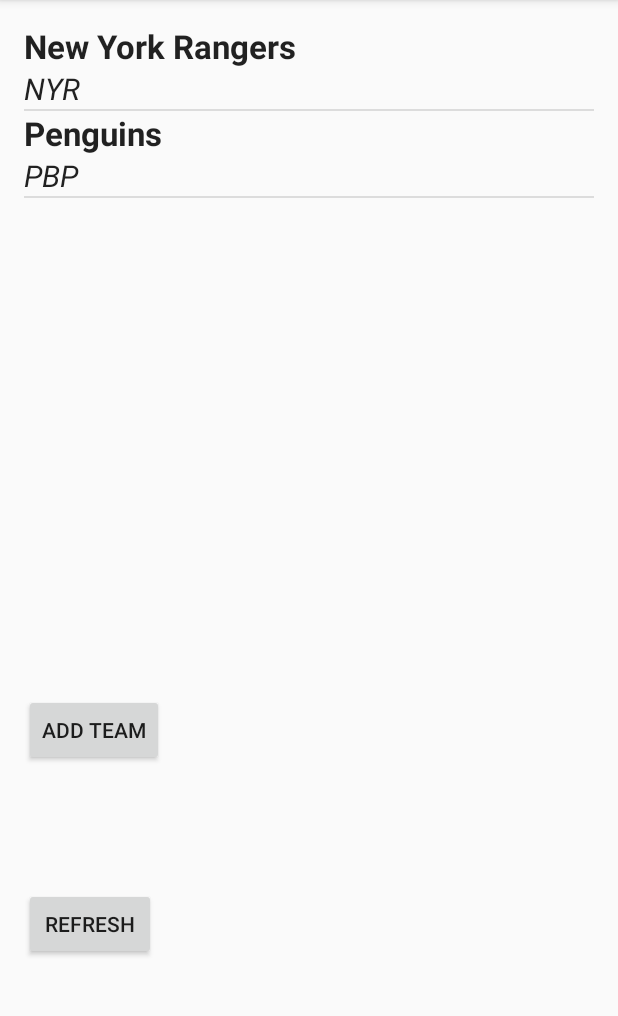
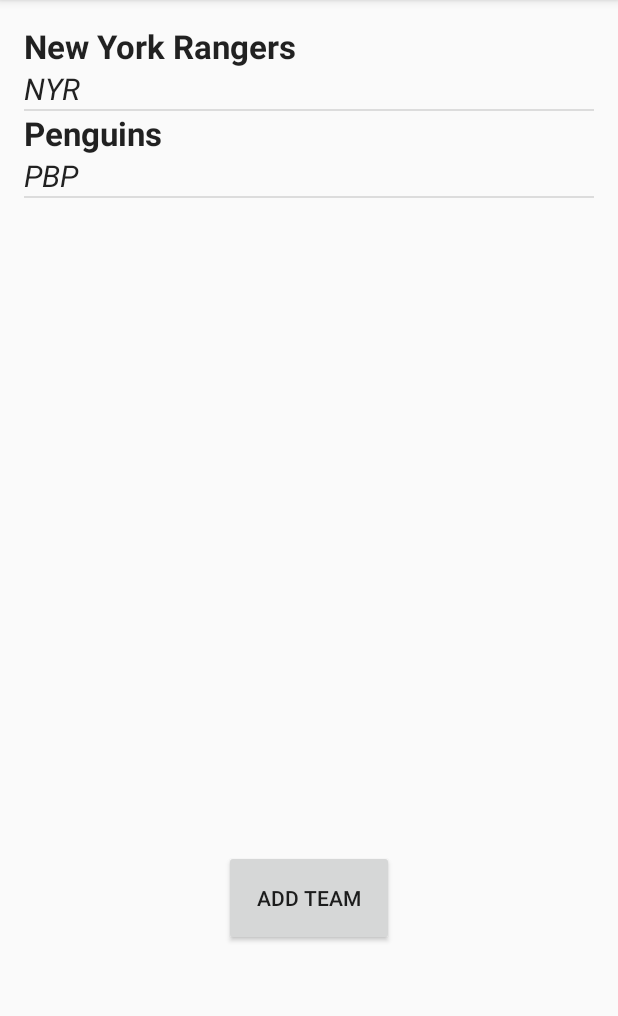
Before and after one commit to hasbrour1/NHLTracker, an Android app: the screen it shows after launch (HomeActivity), on a phone screen of 412 x 824 dp, the part 84-1100 px from its top. Run offline under Robolectric (Android 15) with nearby library versions, the phone set to English and light mode, and no system bars.

Commit message:
Removed Refresh button and run alarm that checks data.

```diff
--- a/app/src/main/AndroidManifest.xml
+++ b/app/src/main/AndroidManifest.xml
@@ -1,6 +1,8 @@
 <?xml version="1.0" encoding="utf-8"?>
 <manifest package="com.hasbrouckproductions.rhasbrouck.nhltracker"
           xmlns:android="http://schemas.android.com/apk/res/android">
+
+    <uses-permission android:name="android.permission.INTERNET"/>
 
     <application
         android:allowBackup="true"
@@ -19,5 +21,4 @@
         </activity>
     </application>
 
-    <uses-permission android:name="android.permission.INTERNET" />
 </manifest>
--- a/app/src/main/java/com/hasbrouckproductions/rhasbrouck/nhltracker/HomeActivity.java
+++ b/app/src/main/java/com/hasbrouckproductions/rhasbrouck/nhltracker/HomeActivity.java
@@ -6,8 +6,14 @@ package com.hasbrouckproductions.rhasbrouck.nhltracker;
     button eventually and auto refresh.
 
  */
+import android.app.AlarmManager;
+import android.app.PendingIntent;
+import android.content.BroadcastReceiver;
+import android.content.Context;
 import android.content.DialogInterface;
 import android.content.Intent;
+import android.content.IntentFilter;
+import android.os.SystemClock;
 import android.support.v7.app.AlertDialog;
 import android.support.v7.app.AppCompatActivity;
 import android.os.Bundle;
@@ -28,10 +34,10 @@ public class HomeActivity extends AppCompatActivity {
     private static final String KEY_INDEX = "index";
 
     private Button mAddTeam;
-    private Button mRefresh;
     private ListView mTeamList;
+    private AlarmManager mManager;
 
-    private ArrayList<Team> teams;
+    public ArrayList<Team> teams;
 
     TeamArrayAdapter adapter;
 
@@ -92,16 +98,7 @@ public class HomeActivity extends AppCompatActivity {
             }
         });
 
-        //Add Listener for Refresh Button
-        mRefresh = (Button)findViewById(R.id.refreshButton);
-        mRefresh.setOnClickListener(new View.OnClickListener(){
-            @Override
-            public void onClick(View v) {
-                //run refresh Data
-                refreshData();
-            }
-        });
-
+        setAlarm();
     }
 
     //get new team data from AddTeamActivity
@@ -130,6 +127,33 @@ public class HomeActivity extends AppCompatActivity {
         super.onSaveInstanceState(outState);
         outState.putParcelableArrayList(KEY_INDEX, teams);
     }
+
+    //seting an alarm for once a day
+    //if app is destroyed then the alarm will be turned off
+    public void setAlarm()
+    {
+
+        //This will be ran once a day to check if there are any game
+        //events
+        BroadcastReceiver receiver = new BroadcastReceiver() {
+            @Override public void onReceive(Context context, Intent _ )
+            {
+                Log.d("BROADCAST RECIEVER", "Refreshing data");
+                refreshData();
+                context.unregisterReceiver( this ); // this == BroadcastReceiver, not Activity
+            }
+        };
+
+        this.registerReceiver( receiver, new IntentFilter("com.hasbrouckproductions.rhasbrouck.nhltracker.somemessage") );
+
+        PendingIntent pintent = PendingIntent.getBroadcast( this, 0, new Intent("com.hasbrouckproductions.rhasbrouck.nhltracker.somemessage"), 0 );
+        mManager = (AlarmManager)(this.getSystemService( Context.ALARM_SERVICE ));
+
+        // set alarm to fire 50 sec (1000*50) from now (SystemClock.elapsedRealtime())
+        //TODO: change to once a day after testing is done
+        mManager.setRepeating( AlarmManager.RTC_WAKEUP, System.currentTimeMillis(), (1000*60), pintent );
+    }
+
 
     //refreshData will get the data from
     //http://nhlwc.cdnak.neulion.com/fs1/nhl/league/clubschedule/NYR/2016/04/iphone/clubschedule.json
--- a/app/src/main/java/com/hasbrouckproductions/rhasbrouck/nhltracker/JSONParser.java
+++ b/app/src/main/java/com/hasbrouckproductions/rhasbrouck/nhltracker/JSONParser.java
@@ -25,18 +25,11 @@ import org.json.JSONArray;
 import org.json.JSONException;
 import org.json.JSONObject;
 
-import android.app.AlarmManager;
 import android.app.NotificationManager;
-import android.app.PendingIntent;
-import android.content.BroadcastReceiver;
 import android.content.Context;
-import android.content.Intent;
-import android.content.IntentFilter;
 import android.os.AsyncTask;
-import android.os.SystemClock;
 import android.support.v4.app.NotificationCompat;
 import android.util.Log;
-import android.widget.Toast;
 
 public class JSONParser extends AsyncTask<String, Void, JSONObject> {
 
@@ -105,31 +98,8 @@ public class JSONParser extends AsyncTask<String, Void, JSONObject> {
     protected void onPostExecute(JSONObject jsonObject) {
         super.onPostExecute(jsonObject);
         Log.d("JSON PARSER", "ENTERED POST EXECUTE");
-        SetAlarm();
+        checkTeamUpdate();
         Log.d("JSON PARSER", "FINISHED");
-    }
-
-
-    public void SetAlarm()
-    {
-
-        //This will be ran once a day.
-        BroadcastReceiver receiver = new BroadcastReceiver() {
-            @Override public void onReceive( Context context, Intent _ )
-            {
-                checkTeamUpdate();
-                context.unregisterReceiver( this ); // this == BroadcastReceiver, not Activity
-            }
-        };
-
-        context.registerReceiver( receiver, new IntentFilter("com.hasbrouckproductions.rhasbrouck.nhltracker.somemessage") );
-
-        PendingIntent pintent = PendingIntent.getBroadcast( context, 0, new Intent("com.hasbrouckproductions.rhasbrouck.nhltracker.somemessage"), 0 );
-        AlarmManager manager = (AlarmManager)(context.getSystemService( Context.ALARM_SERVICE ));
-
-        // set alarm to fire 5 sec (1000*5) from now (SystemClock.elapsedRealtime())
-        //TODO: change to once a day after testing is done
-        manager.set( AlarmManager.ELAPSED_REALTIME_WAKEUP, SystemClock.elapsedRealtime() + 1000*5, pintent );
     }
 
     //Check to see if there is an event today with the json data.
@@ -142,7 +112,6 @@ public class JSONParser extends AsyncTask<String, Void, JSONObject> {
 
         //check if something is happening same day as date
         if(jObj != null){
-            String team2 = "";
 
             JSONArray games = null;
 
@@ -176,7 +145,7 @@ public class JSONParser extends AsyncTask<String, Void, JSONObject> {
                     sStartTime = time.format(startTime.getTime());
                     String sGameDay = gameDay.format(startTime.getTime());
 
-                    //if startTime day is today then set notification
+                    //TODO: if startTime day is today then set notification
                     //for now setting to known game for rangers on
                     //2016/04/23 butt end code is below
                     /*
--- a/app/src/main/res/layout-land/activity_home.xml
+++ b/app/src/main/res/layout-land/activity_home.xml
@@ -24,18 +24,13 @@
         android:layout_height="wrap_content"
         android:layout_weight="0.22">
 
-        <Button
-            android:layout_width="wrap_content"
-            android:layout_height="wrap_content"
-            android:text="@string/add_button"
-            android:id="@+id/addTeamButton"/>
-
     </LinearLayout>
 
     <Button
-        android:layout_width="wrap_content"
+        android:layout_width="107dp"
         android:layout_height="wrap_content"
-        android:text="@string/refresh_button"
-        android:id="@+id/refreshButton"/>
+        android:text="@string/add_button"
+        android:id="@+id/addTeamButton"
+        android:layout_gravity="center_horizontal"/>
 
 </LinearLayout>
--- a/app/src/main/res/layout/activity_home.xml
+++ b/app/src/main/res/layout/activity_home.xml
@@ -24,18 +24,13 @@
         android:layout_height="wrap_content"
         android:layout_weight="0.22">
 
-        <Button
-            android:layout_width="wrap_content"
-            android:layout_height="wrap_content"
-            android:text="@string/add_button"
-            android:id="@+id/addTeamButton"/>
-
     </LinearLayout>
 
     <Button
-        android:layout_width="wrap_content"
-        android:layout_height="wrap_content"
-        android:text="@string/refresh_button"
-        android:id="@+id/refreshButton"/>
+        android:layout_width="113dp"
+        android:layout_height="64dp"
+        android:text="@string/add_button"
+        android:id="@+id/addTeamButton"
+        android:layout_gravity="center_horizontal"/>
 
 </LinearLayout>
```
